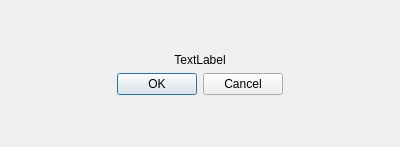
Old version of the form warning_popup.ui in the repository DistroRickDev/lms_oop_qt.
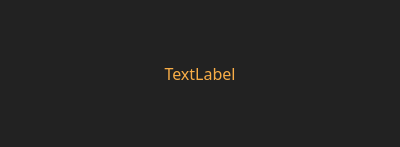
New version of the form.

```diff
--- a/warning_popup.ui
+++ b/warning_popup.ui
@@ -13,6 +13,18 @@
   <property name="windowTitle">
    <string>Dialog</string>
   </property>
+  <property name="styleSheet">
+   <string notr="true">
+ *{
+	font-family: sans-serif;
+	font: 12pt;
+	background: #222;
+	color: #f8ad47;
+}
+
+
+</string>
+  </property>
   <layout class="QHBoxLayout" name="horizontalLayout">
    <item>
     <layout class="QVBoxLayout" name="verticalLayout">
@@ -39,16 +51,6 @@
        </property>
       </widget>
      </item>
-     <item>
-      <widget class="QDialogButtonBox" name="popupBtns">
-       <property name="standardButtons">
-        <set>QDialogButtonBox::Cancel|QDialogButtonBox::Ok</set>
-       </property>
-       <property name="centerButtons">
-        <bool>true</bool>
-       </property>
-      </widget>
-     </item>
      <item>
       <spacer name="verticalSpacer">
        <property name="orientation">
```
